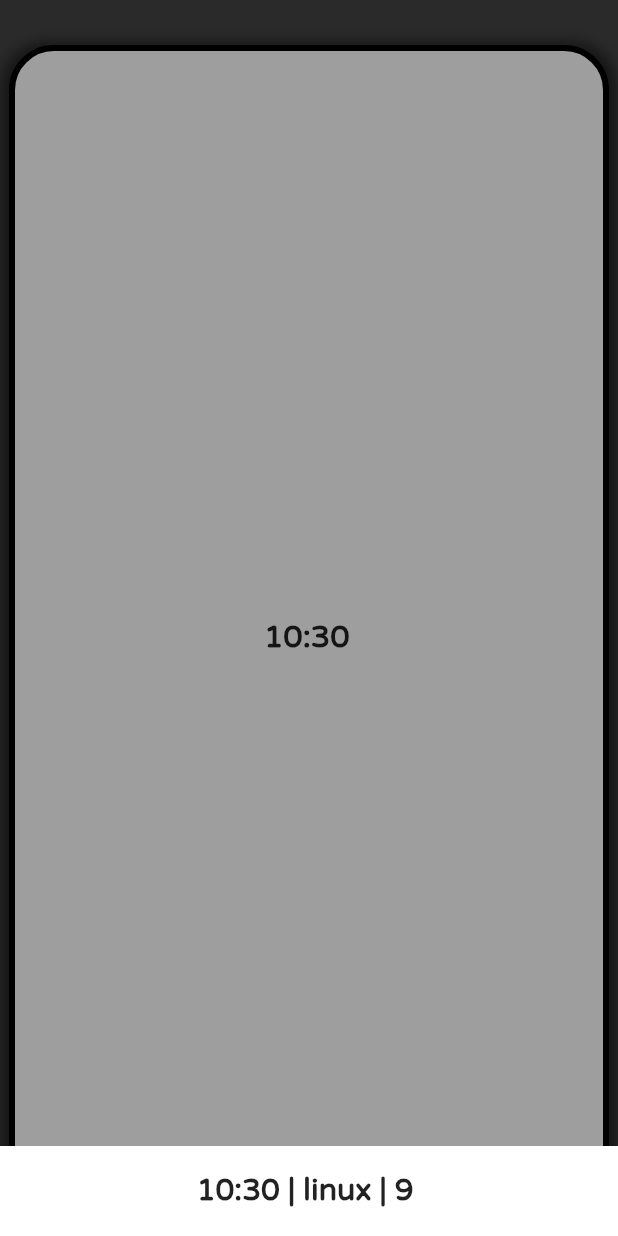
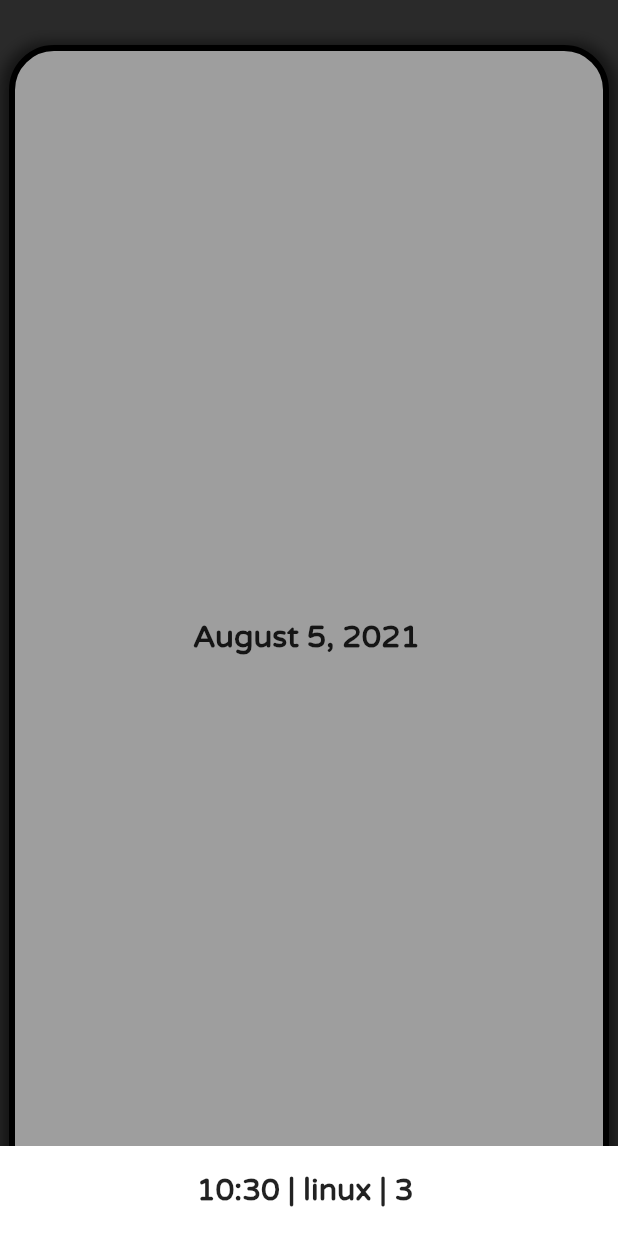
Before and after one commit to hbflow/generationfofflow, a Flutter app: the mainpage screen opened by its route, on a phone screen of 412 x 824 dp. Run offline on Flutter 3.47's test engine with Material 2 defaults, Android fonts, the phone set to English and light mode, and no system bars; our stand-ins replace universal_io; missing offline and left inert: dart:html, delayed_widget, easy_web_view; statements that could not run were skipped.

Commit message:
2newslots

```diff
--- a/lib/main.dart
+++ b/lib/main.dart
@@ -26,7 +26,7 @@ class MyApp extends StatelessWidget {
       theme: ThemeData(
         primarySwatch: Colors.blue,
       ),
-      initialRoute: firstpage.route,
+      initialRoute: mainpage.route,
       routes: {
         firstpage.route: (context) => firstpage(),
         mainpage.route: (context) => mainpage(),
--- a/lib/pages/main.dart
+++ b/lib/pages/main.dart
@@ -1,6 +1,9 @@
 import 'package:flutter/material.dart';
 import 'package:hybriidflow/widgets/bottombar.dart';
 import 'package:hybriidflow/widgets/infowidget.dart';
+import 'package:hybriidflow/widgets/slots/livedate.dart';
+import 'package:hybriidflow/widgets/slots/livetime.dart';
+import 'package:hybriidflow/widgets/slots/platform.dart';
 import 'package:intl/intl.dart';
 import 'package:universal_io/io.dart';
 import 'dart:html' show IFrameElement;
@@ -14,7 +17,7 @@ class mainpage extends StatefulWidget {
 }
 
 class _mainpageState extends State<mainpage> {
-  final List<String> entries = <String>['A', 'B', 'C', 'A', 'B', 'C', 'A', 'B', 'C',];
+  final List<Widget> entries = <Widget>[date(), time(), plat(), ];
   final List<int> colorCodes = <int>[600, 500, 100];
   DateTime now = DateTime.now();
   String dynamic_s ='s';
@@ -49,7 +52,7 @@ class _mainpageState extends State<mainpage> {
 
   void add() {
     setState(() {
-      entries.add("Hello World");
+      entries.add(plat());
     });
     change_s();
     print(dynamic_s);
@@ -108,7 +111,7 @@ class _mainpageState extends State<mainpage> {
                                 onTap: delete,
                               ),
                               GestureDetector(
-                                child: infowidget(),
+                                child: infowidget(slot: entries[index],),
                                 onTap: add,
                               ),
                             ],
--- a/lib/widgets/fullscreencentertext.dart
+++ b/lib/widgets/fullscreencentertext.dart
@@ -47,6 +47,7 @@ class _fstextState extends State<fstext> {
             crossAxisAlignment: CrossAxisAlignment.center,
             children: [
               InkWell(
+                child: Center(
                   child: SelectableText(
                     '${widget.text}',
                     style: TextStyle(
@@ -55,15 +56,18 @@ class _fstextState extends State<fstext> {
                         fontFamily: 'Schyler'),
                   ),
                 ),
+              ),
               AnimatedOpacity(
                 opacity: opacityLevel,
                 duration: const Duration(milliseconds: 900),
+                child: Center(
                   child: Text(
                     '${widget.text2}',
                     style: TextStyle(
                         fontWeight: FontWeight.w900,
                         fontSize: MediaQuery.of(context).size.width / 50,
                         fontFamily: 'Schyler'),
+                  ),
                 ),
               ),
             ],
--- a/lib/widgets/infowidget.dart
+++ b/lib/widgets/infowidget.dart
@@ -5,6 +5,7 @@ import 'dart:ui' as ui;
 import 'dart:html';
 
 import 'package:hybriidflow/widgets/fullscreencentertext.dart';
+import 'package:hybriidflow/widgets/slots/livedate.dart';
 import 'package:hybriidflow/widgets/slots/livetime.dart';
 // ignore: camel_case_types
 // ignore: undefined_prefixed_name
@@ -13,6 +14,10 @@ import 'package:hybriidflow/widgets/slots/livetime.dart';
 
 class infowidget extends StatefulWidget {
 
+  final slot;
+
+  const infowidget({Key key, this.slot}) : super(key: key);
+
 
 
   @override
@@ -20,6 +25,8 @@ class infowidget extends StatefulWidget {
 }
 
 class _infowidgetState extends State<infowidget> {
+
+
 
   int test = 3;
 
@@ -32,7 +39,7 @@ class _infowidgetState extends State<infowidget> {
             (int viewId) => IFrameElement()
           ..width = '200'
           ..height = '260'
-          ..src = 'https://www.fiverr.com/users/hybriidbox/manage_gigs'
+          ..src = 'https://api.flutter.dev/flutter/intl/DateFormat-class.html'
           ..style.border = 'none');
   }
 
@@ -49,7 +56,7 @@ class _infowidgetState extends State<infowidget> {
     return Container(
       width: 400,
        height: 800,
-       child: test == 1 ? testtext() : test == 2 ? testtext2() : test == 3 ? time() : error() ,
+       child: widget.slot ,
 
 
 
--- /dev/null
+++ b/lib/widgets/slots/livedate.dart
@@ -0,0 +1,45 @@
+import 'package:flutter/material.dart';
+import 'package:intl/intl.dart';
+
+import '../fullscreencentertext.dart';
+
+class date extends StatefulWidget {
+  const date({key}) : super(key: key);
+
+  @override
+  _dateState createState() => _dateState();
+}
+
+class _dateState extends State<date> {
+  DateTime now = DateTime.now();
+
+
+
+  void gettime() {
+    setState(() {
+      now = DateTime.now();
+    });
+
+
+    Future.delayed(Duration(seconds: 1), () {
+      gettime();
+    });
+  }
+
+  void initState() {
+    super.initState();
+    gettime();
+    // ignore: undefined_prefixed_name
+
+  }
+
+  @override
+  Widget build(BuildContext context) {
+    return Container(
+      child: fstext(
+        text: ('${DateFormat('yMMMMd').format(now)}'),
+        text2: ('${DateFormat('E').format(now)}') ,
+      ),
+    );
+  }
+}
```
Also changed, not shown: lib/widgets/slots/platform.dart (added, +46 -0 lines). Lines whose indentation alone changed are shown as unchanged.
